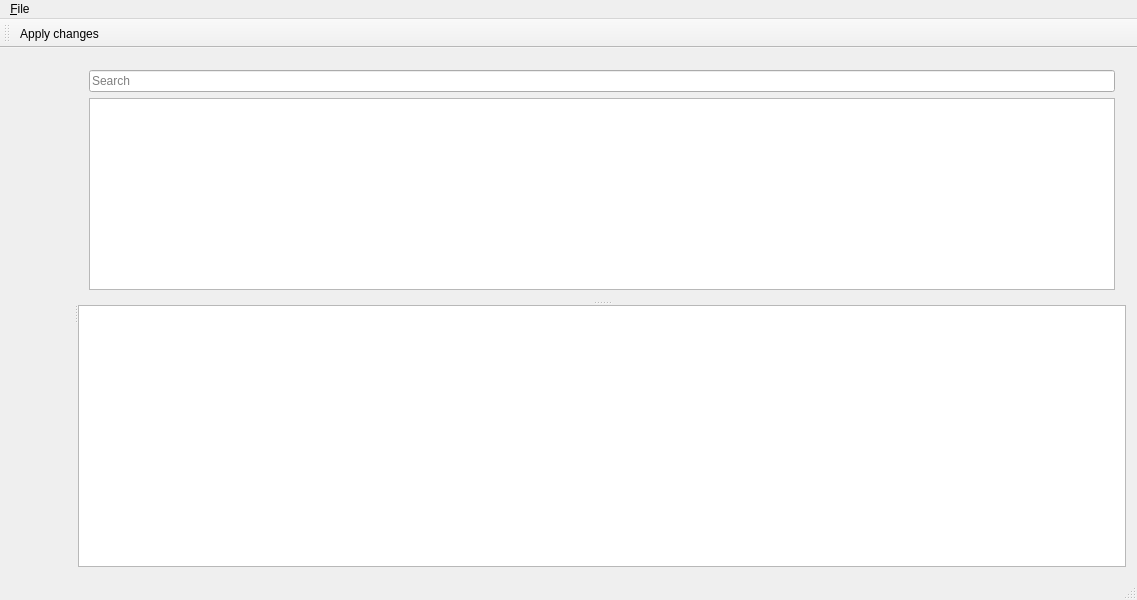
Qt form mainwindow.ui (zusitools/zpm) before a commit.
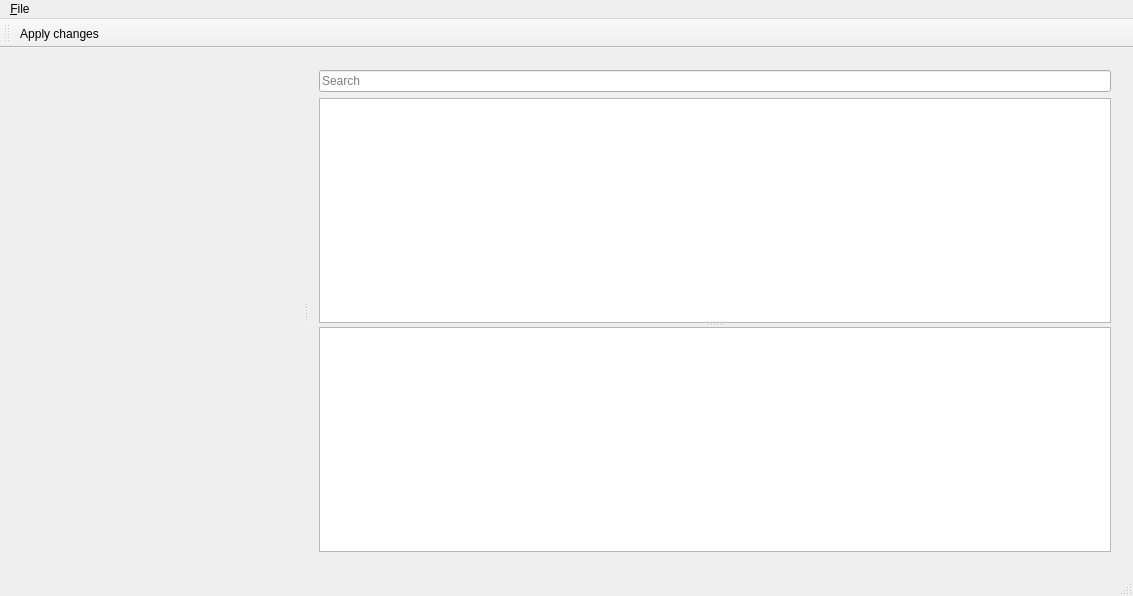
The same form after that commit. Icons and pictures are not drawn.

Commit message: Manually set splitter sizes in main window

What changed in the file:
```diff
--- a/mainwindow.ui
+++ b/mainwindow.ui
@@ -6,8 +6,8 @@
    <rect>
     <x>0</x>
     <y>0</y>
-    <width>1137</width>
-    <height>600</height>
+    <width>1133</width>
+    <height>596</height>
    </rect>
   </property>
   <property name="windowTitle">
@@ -18,7 +18,7 @@
     <normaloff>:/zpm/icons/packagemanager.png</normaloff>:/zpm/icons/packagemanager.png</iconset>
   </property>
   <widget class="QWidget" name="centralWidget">
-   <layout class="QVBoxLayout" name="verticalLayout_3">
+   <layout class="QVBoxLayout" name="verticalLayout_2">
     <item>
      <widget class="QSplitter" name="horizontalSplitter">
       <property name="orientation">
@@ -27,23 +27,13 @@
       <widget class="QWidget" name="widget" native="true">
        <property name="sizePolicy">
         <sizepolicy hsizetype="Expanding" vsizetype="Preferred">
-         <horstretch>1</horstretch>
+         <horstretch>0</horstretch>
          <verstretch>0</verstretch>
         </sizepolicy>
        </property>
       </widget>
-      <widget class="QSplitter" name="verticalSplitter">
-       <property name="sizePolicy">
-        <sizepolicy hsizetype="Preferred" vsizetype="Expanding">
-         <horstretch>6</horstretch>
-         <verstretch>0</verstretch>
-        </sizepolicy>
-       </property>
-       <property name="orientation">
-        <enum>Qt::Vertical</enum>
-       </property>
-       <widget class="QWidget" name="layoutWidget">
-        <layout class="QVBoxLayout" name="verticalLayout_2">
+      <widget class="QWidget" name="">
+       <layout class="QVBoxLayout" name="verticalLayout">
          <item>
           <widget class="QLineEdit" name="lineEdit">
            <property name="text">
@@ -55,10 +45,20 @@
           </widget>
          </item>
          <item>
+         <widget class="QSplitter" name="verticalSplitter">
+          <property name="sizePolicy">
+           <sizepolicy hsizetype="Preferred" vsizetype="Expanding">
+            <horstretch>5</horstretch>
+            <verstretch>0</verstretch>
+           </sizepolicy>
+          </property>
+          <property name="orientation">
+           <enum>Qt::Vertical</enum>
+          </property>
           <widget class="QTreeView" name="treeView">
            <property name="sizePolicy">
             <sizepolicy hsizetype="Expanding" vsizetype="Expanding">
-             <horstretch>3</horstretch>
+             <horstretch>0</horstretch>
              <verstretch>0</verstretch>
             </sizepolicy>
            </property>
@@ -96,17 +96,20 @@
             <number>200</number>
            </attribute>
           </widget>
-         </item>
-        </layout>
-       </widget>
        <widget class="QPlainTextEdit" name="infoTextEdit">
         <property name="sizePolicy">
-         <sizepolicy hsizetype="Expanding" vsizetype="Expanding">
+            <sizepolicy hsizetype="Expanding" vsizetype="Minimum">
           <horstretch>0</horstretch>
-          <verstretch>1</verstretch>
-         </sizepolicy>
-        </property>
-       </widget>
+             <verstretch>0</verstretch>
+            </sizepolicy>
+           </property>
+           <property name="readOnly">
+            <bool>true</bool>
+           </property>
+          </widget>
+         </widget>
+        </item>
+       </layout>
       </widget>
      </widget>
     </item>
@@ -117,7 +120,7 @@
     <rect>
      <x>0</x>
      <y>0</y>
-     <width>1137</width>
+     <width>1133</width>
      <height>19</height>
     </rect>
    </property>
```
Lines whose indentation alone changed are shown as unchanged. The commit also changes 1 other file.
